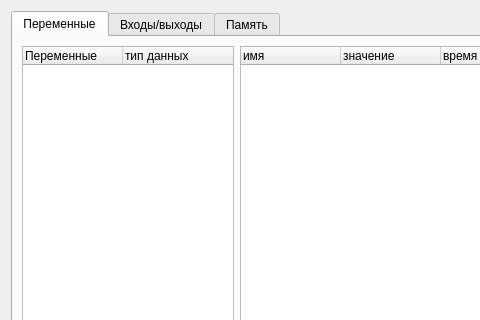
Before: the Qt Designer form Debugger/debuggerform.ui in atikbif/relkonIDE, drawn with Qt 5; both pictures show x 0 to 480 and y 0 to 320 of the 616 by 706 pixel window.
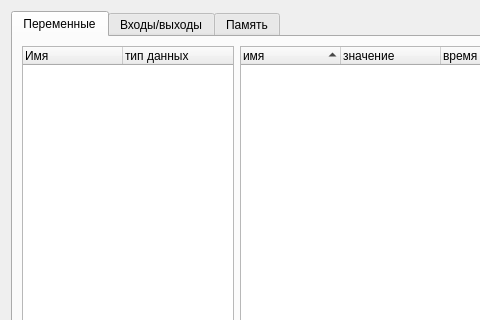
After: the same form once the commit is applied.

```diff
--- a/Debugger/debuggerform.ui
+++ b/Debugger/debuggerform.ui
@@ -52,7 +52,7 @@
          </attribute>
          <column>
           <property name="text">
-           <string>Переменные                                                  </string>
+           <string>Имя</string>
           </property>
           <property name="font">
            <font>
@@ -75,6 +75,9 @@
            <verstretch>0</verstretch>
           </sizepolicy>
          </property>
+         <property name="sortingEnabled">
+          <bool>true</bool>
+         </property>
          <column>
           <property name="text">
            <string>имя</string>
```
